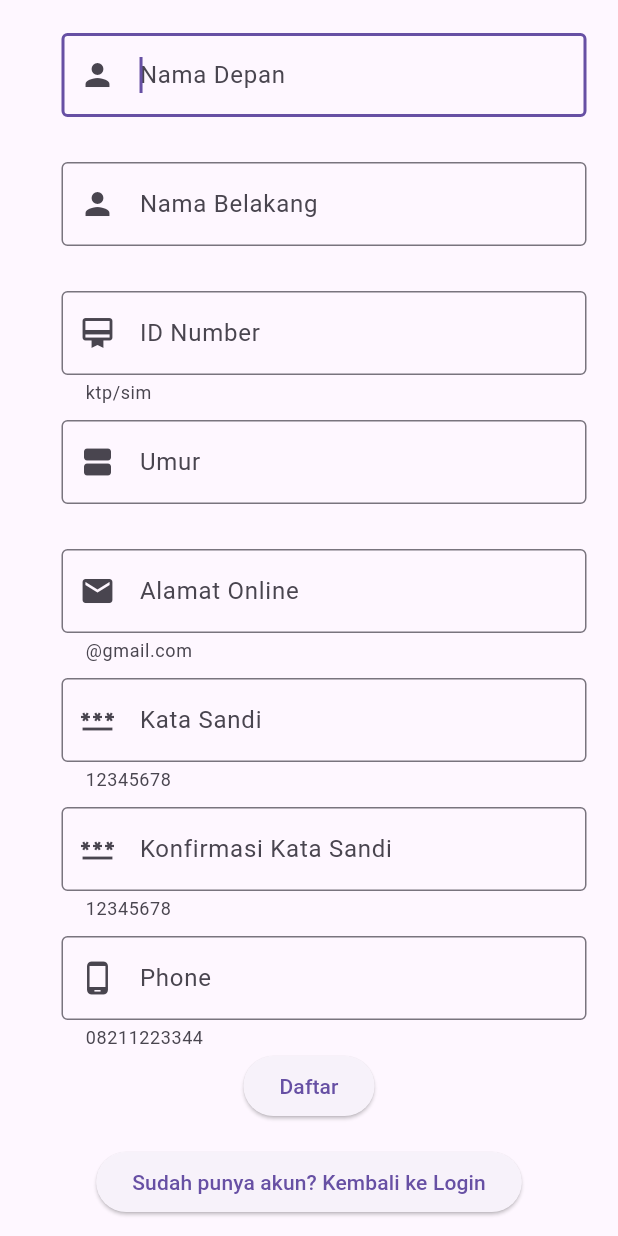
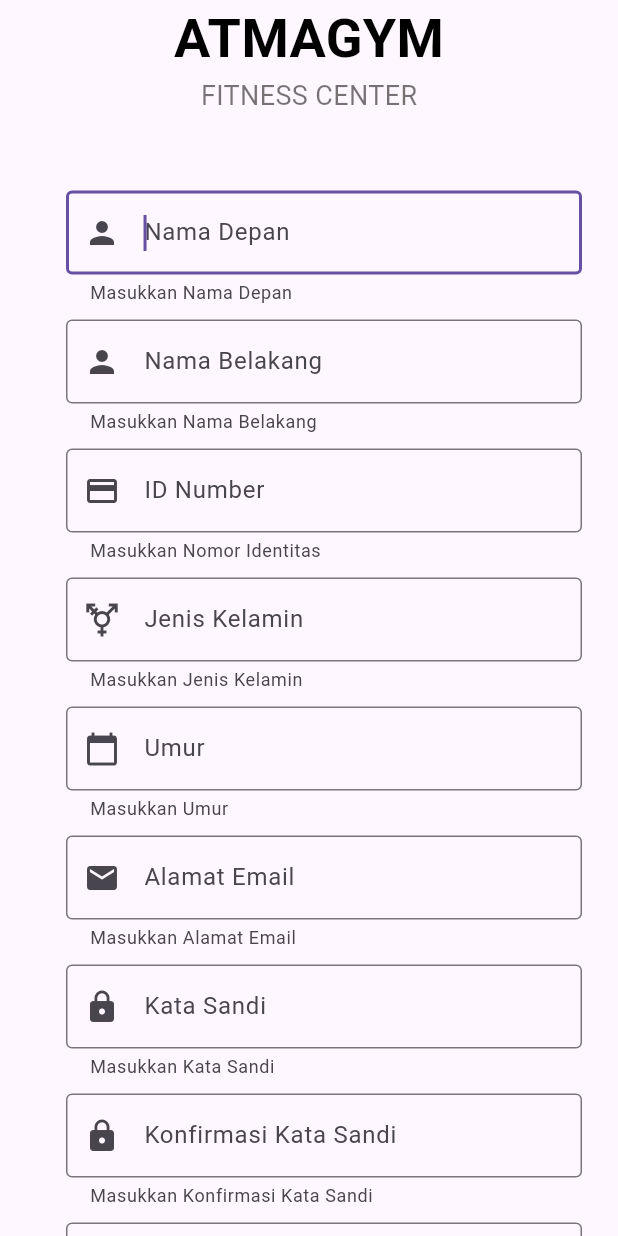
Before and after one commit to AndreasKuncoro11788/2_B_Gym, a Flutter app: the RegisterView screen opened directly, on a phone screen of 412 x 824 dp. Run offline on Flutter 3.47's test engine with Material 3 defaults, Android fonts, the phone set to English and light mode, and no system bars; our stand-ins replace shared_preferences; accounts and stored records are empty.

Commit message:
regis don

```diff
--- a/lib/view/register.dart
+++ b/lib/view/register.dart
@@ -1,6 +1,7 @@
 import 'package:flutter/material.dart';
-import 'package:flutter_application_1/View/login.dart';
+import 'package:flutter_application_1/view/login.dart';
 import 'package:flutter_application_1/component/form_component.dart';
+import 'package:shared_preferences/shared_preferences.dart';
 
 class RegisterView extends StatefulWidget {
   const RegisterView({super.key});
@@ -12,15 +13,23 @@ class RegisterView extends StatefulWidget {
 class _RegisterViewState extends State<RegisterView> {
   final _formKey = GlobalKey<FormState>();
 
-  TextEditingController namaDepanController = TextEditingController();
-  TextEditingController namaBelakangController = TextEditingController();
-  TextEditingController nomorIdentitasController = TextEditingController();
-  TextEditingController jenisKelaminController = TextEditingController();
-  TextEditingController umurController = TextEditingController();
-  TextEditingController alamatEmailController = TextEditingController();
-  TextEditingController kataSandiController = TextEditingController();
-  TextEditingController konfirmasiKataSandiController = TextEditingController();
-  TextEditingController nomorTeleponController = TextEditingController();
+  TextEditingController firstNameController = TextEditingController();
+  TextEditingController lastNameController = TextEditingController();
+  TextEditingController idController = TextEditingController();
+  TextEditingController genderController = TextEditingController();
+  TextEditingController ageController = TextEditingController();
+  TextEditingController emailController = TextEditingController();
+  TextEditingController passwordController = TextEditingController();
+  TextEditingController confirmPasswordController = TextEditingController();
+  TextEditingController phoneController = TextEditingController();
+
+  Future<void> saveUserData(Map<String, dynamic> formData) async {
+  SharedPreferences prefs = await SharedPreferences.getInstance();
+  String username = '${firstNameController.text}${lastNameController.text}'.toLowerCase();
+  await prefs.setString('username', username);
+  await prefs.setString('password', formData['password']);
+}
+
 
   @override
   Widget build(BuildContext context) {
@@ -30,122 +39,173 @@ class _RegisterViewState extends State<RegisterView> {
           child: SingleChildScrollView(
             child: Form(
               key: _formKey,
+              child: Padding(
+                padding: const EdgeInsets.symmetric(horizontal: 24.0),
                 child: Column(
                   mainAxisAlignment: MainAxisAlignment.center,
                   children: [
+                    const Text(
+                      "ATMAGYM",
+                      style: TextStyle(
+                        fontSize: 36,
+                        fontWeight: FontWeight.bold,
+                        color: Colors.black,
+                      ),
+                    ),
+                    const Text(
+                      "FITNESS CENTER",
+                      style: TextStyle(fontSize: 18, color: Colors.black54),
+                    ),
+                    const SizedBox(height: 40),
+
+                    // Nama Depan
                     inputForm(
-                    (p0) {
-                      if (p0 == null || p0.isEmpty) {
-                        return 'tidak boleh kosong';
+                      (value) {
+                        if (value == null || value.isEmpty) {
+                          return 'Nama Depan tidak boleh kosong';
                         }
                         return null;
                       },
-                    controller: namaDepanController,
+                      controller: firstNameController,
                       hintTxt: 'Nama Depan',
-                    helperTxt: '',
-                    iconData: Icons.person),
+                      helperTxt: 'Masukkan Nama Depan',
+                      iconData: Icons.person,
+                    ),
+
+                    // Nama Belakang
                     inputForm(
-                    (p0) {
-                      if (p0 == null || p0.isEmpty) {
-                        return 'tidak boleh kosong';
+                      (value) {
+                        if (value == null || value.isEmpty) {
+                          return 'Nama Belakang tidak boleh kosong';
                         }
                         return null;
                       },
-                    controller: namaBelakangController,
+                      controller: lastNameController,
                       hintTxt: 'Nama Belakang',
-                    helperTxt: '',
-                    iconData: Icons.person),
+                      helperTxt: 'Masukkan Nama Belakang',
+                      iconData: Icons.person,
+                    ),
+
+                    // Nomor Identitas
                     inputForm(
-                    (p0) {
-                      if (p0 == null || p0.isEmpty) {
-                        return 'tidak boleh kosong';
+                      (value) {
+                        if (value == null || value.isEmpty) {
+                          return 'Nomor Identitas tidak boleh kosong';
                         }
                         return null;
                       },
-                    controller: nomorIdentitasController,
+                      controller: idController,
                       hintTxt: 'ID Number',
-                    helperTxt: 'ktp/sim',
-                    iconData: Icons.card_membership),
+                      helperTxt: 'Masukkan Nomor Identitas',
+                      iconData: Icons.credit_card,
+                    ),
+
+                    // Jenis Kelamin
                     inputForm(
-                    (p0) {
-                      if (p0 == null || p0.isEmpty) {
-                        return 'tidak boleh kosong';
+                      (value) {
+                        if (value == null || value.isEmpty) {
+                          return 'Jenis Kelamin tidak boleh kosong';
                         }
                         return null;
                       },
-                    controller: umurController,
-                    hintTxt: 'Umur',
-                    helperTxt: '',
-                    iconData: Icons.view_agenda),
+                      controller: genderController,
+                      hintTxt: 'Jenis Kelamin',
+                      helperTxt: 'Masukkan Jenis Kelamin',
+                      iconData: Icons.transgender,
+                    ),
+
+                    // Umur
                     inputForm(
-                    (p0) {
-                      if (p0 == null || p0.isEmpty) {
-                        return 'tidak boleh kosong';
-                      }
-
-                      return null;
-                    },
-                    controller: alamatEmailController,
-                    hintTxt: 'Alamat Online',
-                    helperTxt: '@gmail.com',
-                    iconData: Icons.email),
-                  inputForm(
-                    (p0) {
-                      if (p0 == null || p0.isEmpty) {
-                        return 'Password cannot be empty';
-                      }
-                      if (p0.length < 8) {
-                        return 'Min. 8 digit';
+                      (value) {
+                        if (value == null || value.isEmpty) {
+                          return 'Umur tidak boleh kosong';
                         }
                         return null;
                       },
-                    controller: kataSandiController,
-                    hintTxt: 'Kata Sandi',
-                    helperTxt: '12345678',
-                    iconData: Icons.password,
-                    password: true),
+                      controller: ageController,
+                      hintTxt: 'Umur',
+                      helperTxt: 'Masukkan Umur',
+                      iconData: Icons.calendar_today,
+                    ),
+
+                    // Alamat Email
                     inputForm(
-                    (p0) {
-                      if (p0 == null || p0.isEmpty) {
-                        return 'Confirm password cannot be empty';
-                      }
-                      if (p0 != kataSandiController.text) {
-                        return 'Wrong Password';
+                      (value) {
+                        if (value == null || value.isEmpty) {
+                          return 'Email tidak boleh kosong';
                         }
                         return null;
                       },
-                    controller: konfirmasiKataSandiController,
-                    hintTxt: 'Konfirmasi Kata Sandi',
-                    helperTxt: '12345678',
-                    iconData: Icons.password,
-                    password: true),
+                      controller: emailController,
+                      hintTxt: 'Alamat Email',
+                      helperTxt: 'Masukkan Alamat Email',
+                      iconData: Icons.email,
+                    ),
+
+                    // Kata Sandi
                     inputForm(
-                    (p0) {
-                      if (p0 == null || p0.isEmpty) {
-                        return 'tidak boleh kosong';
+                      (value) {
+                        if (value == null || value.isEmpty) {
+                          return 'Kata Sandi tidak boleh kosong';
                         }
                         return null;
                       },
-                    controller: nomorTeleponController,
-                    hintTxt: 'Phone',
-                    helperTxt: '08211223344',
-                    iconData: Icons.phone_android),
+                      controller: passwordController,
+                      hintTxt: 'Kata Sandi',
+                      helperTxt: 'Masukkan Kata Sandi',
+                      iconData: Icons.lock,
+                      password: true,
+                    ),
+
+                    // Konfirmasi Kata Sandi
+                    inputForm(
+                      (value) {
+                        if (value == null || value.isEmpty) {
+                          return 'Konfirmasi Kata Sandi tidak boleh kosong';
+                        }
+                        return null;
+                      },
+                      controller: confirmPasswordController,
+                      hintTxt: 'Konfirmasi Kata Sandi',
+                      helperTxt: 'Masukkan Konfirmasi Kata Sandi',
+                      iconData: Icons.lock,
+                      password: true,
+                    ),
+
+                    // Nomor Telepon
+                    inputForm(
+                      (value) {
+                        if (value == null || value.isEmpty) {
+                          return 'Nomor Telepon tidak boleh kosong';
+                        }
+                        return null;
+                      },
+                      controller: phoneController,
+                      hintTxt: 'Nomor Telepon',
+                      helperTxt: 'Masukkan Nomor Telepon',
+                      iconData: Icons.phone,
+                    ),
 
 
+                    const SizedBox(height: 16),
+
+                    // Tombol Daftar
                     ElevatedButton(
-                    onPressed: () {
+                      style: ElevatedButton.styleFrom(
+                        backgroundColor: Colors.pink,
+                        shape: RoundedRectangleBorder(
+                          borderRadius: BorderRadius.circular(20),
+                        ),
+                        padding: const EdgeInsets.symmetric(horizontal: 50, vertical: 12),
+                      ),
+                      onPressed: () async {
                         if (_formKey.currentState!.validate()) {
-                        Map<String, dynamic> formData = {};
-                        formData['namaDepan'] = namaDepanController.text;
-                        formData['namaBelakang'] = namaBelakangController.text;
-                        formData['nomorIdentitas'] = nomorIdentitasController.text;
-                        formData['jenisKelamin'] = jenisKelaminController.text;
-                        formData['umur'] = umurController.text;
-                        formData['alamatEmail'] = alamatEmailController.text;
-                        formData['kataSandi'] = kataSandiController.text;
-                        formData['konfirmasiKataSandi'] = konfirmasiKataSandiController.text;
-                        formData['nomorTelepon'] = nomorTeleponController.text;
+                          Map<String, dynamic> formData = {
+                            'username': emailController.text,
+                            'password': passwordController.text,
+                          };
 
+                          await saveUserData(formData);
                           Navigator.push(
                             context,
                             MaterialPageRoute(
@@ -159,7 +219,8 @@ class _RegisterViewState extends State<RegisterView> {
 
                     const SizedBox(height: 16),
 
-                  ElevatedButton(
+                    // Tautan ke Login
+                    TextButton(
                       onPressed: () {
                         Navigator.push(
                           context,
@@ -168,9 +229,13 @@ class _RegisterViewState extends State<RegisterView> {
                           ),
                         );
                       },
-                    child: const Text('Sudah punya akun? Kembali ke Login'),
+                      child: const Text(
+                        'Sudah punya akun? Kembali ke Login',
+                        style: TextStyle(color: Colors.blue),
+                      ),
                     ),
                   ],
+                ),
               ),
             ),
           ),
```
Lines whose indentation alone changed are shown as unchanged.
